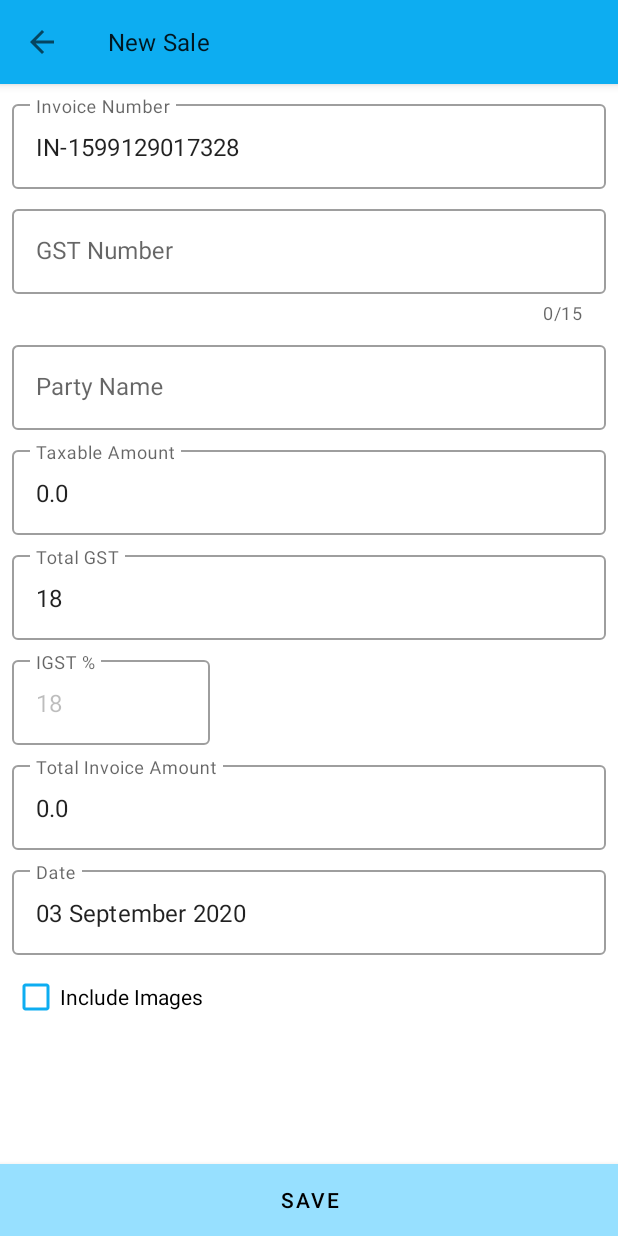
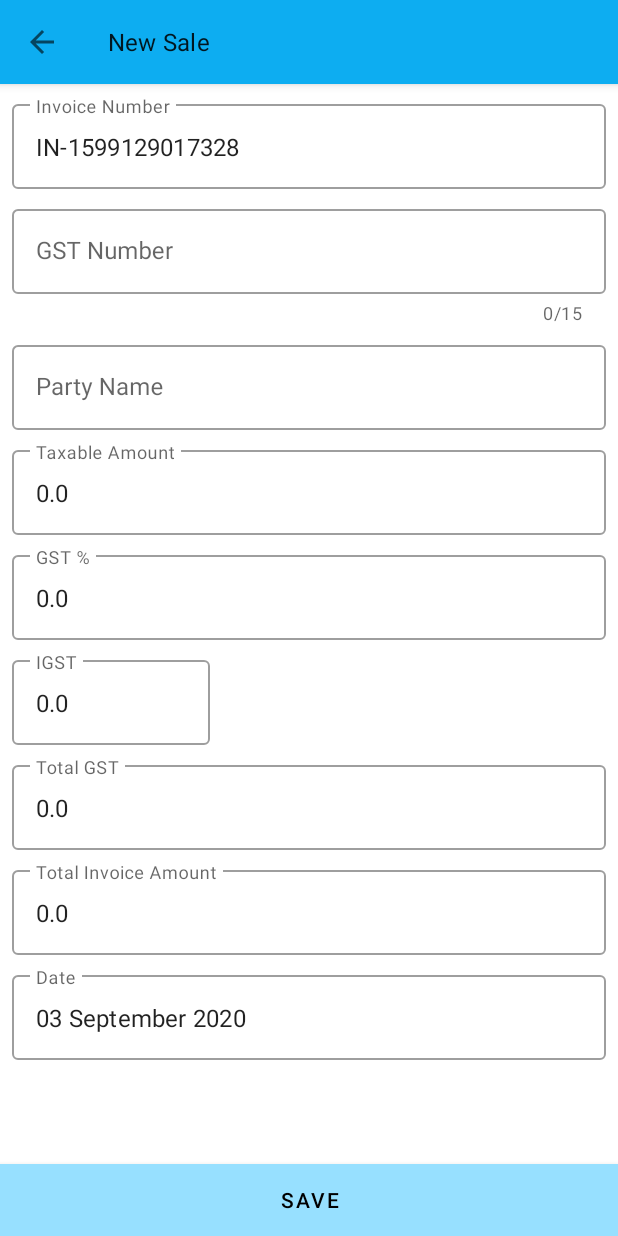
Before and after one commit to devinbits/GST-Reporter, an Android app: the NewSaleFrag screen opened through its navigation route, on a phone screen of 412 x 824 dp. Run offline under Robolectric (Android 15) with nearby library versions, the phone set to English and light mode, and no system bars; our stand-ins replace Firebase (no records; nobody signed in at launch, a user with empty details on screens opened directly), data binding; 1 statement that could not run was skipped.

Commit message:
Added TotalGST in NewSaleFrag.kt and SaleItem.kt DocumentExportService.kt bug Fixed

```diff
--- a/app/src/main/java/com/testtube/gstreporter/firestoreController/ItemCollectionAdapter.kt
+++ b/app/src/main/java/com/testtube/gstreporter/firestoreController/ItemCollectionAdapter.kt
@@ -24,7 +24,7 @@ class ItemCollectionAdapter(val context: Context) : OnFailureListener {
             .addOnSuccessListener {
                 Common.showToast(
                     context,
-                    "Saved ${saleItem.Invoice_Number}"
+                    "Saved ${saleItem.Bill}"
                 )
             }
     }
--- a/app/src/main/java/com/testtube/gstreporter/model/SaleItem.kt
+++ b/app/src/main/java/com/testtube/gstreporter/model/SaleItem.kt
@@ -8,17 +8,18 @@ import java.util.*
 
 class SaleItem(
     @Bindable val InvoiceId: Long = System.currentTimeMillis(),
-    @Bindable var Invoice_Number: String = "IN-${InvoiceId}",
-    @Bindable var Gst_Number: String = "",
+    @Bindable var Bill: String = "IN-${InvoiceId}",
+    @Bindable var Party_GSTN: String = "",
     @Bindable var Party_Name: String = "",
-    @Bindable var Taxable_Amount: Double = 0.0,
+    @Bindable var Bill_Amount: Double = 0.0,
     @Bindable var Date: Date = getDate(),
     @Bindable var sDate: Int = com.testtube.gstreporter.utils.Common.getSDate(getDate()),
     @Bindable var sGST: Double = 0.0,
     @Bindable var cGST: Double = 0.0,
     @Bindable var iGST: Double = 0.0,
-    @Bindable var GST: Double = sGST + cGST + iGST,
-    @Bindable var Total_Invoice_Amount: Double = 0.0,
+    @Bindable var GST_Percentage: Double = 0.0,
+    @Bindable var Total_GST: Double = sGST + cGST + iGST,
+    @Bindable var Total_Invoice_Value: Double = 0.0,
     @Exclude
     var images: List<String>? = null
 ) : Serializable, BaseObservable() {
--- a/app/src/main/java/com/testtube/gstreporter/viewmodel/NewSaleVM.kt
+++ b/app/src/main/java/com/testtube/gstreporter/viewmodel/NewSaleVM.kt
@@ -2,7 +2,6 @@ package com.testtube.gstreporter.viewmodel
 
 import android.app.Application
 import android.content.Context
-import androidx.databinding.BaseObservable
 import androidx.lifecycle.AndroidViewModel
 import androidx.lifecycle.MutableLiveData
 import androidx.work.Data
@@ -29,6 +28,7 @@ class NewSaleVM(application: Application) : AndroidViewModel(application) {
     var iGST = ""
     var tGST = ""
     var totalInvoiceAmount = ""
+    var totalGst = ""
     var isSameState: MutableLiveData<Boolean> = MutableLiveData(false)
     var profile: MutableLiveData<Profile> = MutableLiveData()
 
@@ -58,6 +58,7 @@ class NewSaleVM(application: Application) : AndroidViewModel(application) {
             cGST.toDoubleOrNull() ?: 0.0,
             iGST.toDoubleOrNull() ?: 0.0,
             tGST.toDouble(),
+            totalGst.toDouble(),
             totalInvoiceAmount.toDouble()
         )
         mSaleItem.images?.forEach { path ->
--- a/app/src/main/java/com/testtube/gstreporter/views/frag/NewSaleFrag.kt
+++ b/app/src/main/java/com/testtube/gstreporter/views/frag/NewSaleFrag.kt
@@ -82,22 +82,22 @@ class NewSaleFrag : Fragment(R.layout.fragment_second), RecyclerViewInterface {
             validate()
         }
 
-        viewModel.invoiceNumber = saleItem.Invoice_Number
-        viewModel.gstNumber = saleItem.Gst_Number
+        viewModel.invoiceNumber = saleItem.Bill
+        viewModel.gstNumber = saleItem.Party_GSTN
         viewModel.partyName = saleItem.Party_Name
-        viewModel.taxableAmount = saleItem.Taxable_Amount.toString()
+        viewModel.taxableAmount = saleItem.Bill_Amount.toString()
         viewModel.sGST = saleItem.sGST.toString()
         viewModel.cGST = saleItem.cGST.toString()
         viewModel.iGST = saleItem.iGST.toString()
-        viewModel.tGST = saleItem.GST.toString()
-        viewModel.totalInvoiceAmount = saleItem.Total_Invoice_Amount.toString()
+        viewModel.tGST = saleItem.GST_Percentage.toString()
+        viewModel.totalInvoiceAmount = saleItem.Total_Invoice_Value.toString()
         viewModel.date = Common.getFormattedDate(Constant.dateFormat, saleItem.Date)
 
         view.includeImageCheckBox.setOnClickListener {
             viewModel.includeImageCheckBox = it.includeImageCheckBox.isChecked
         }
 
-        gst_number.addTextChangedListener { text ->
+        gst_number.addTextChangedListener { _ ->
             viewModel.checkIsSameState()
         }
 
@@ -106,35 +106,22 @@ class NewSaleFrag : Fragment(R.layout.fragment_second), RecyclerViewInterface {
                 calculateTotalAmount()
         }
 
-        t_GST.addTextChangedListener { text: Editable? ->
-            if (viewModel.isSameState.value == true) {
-                val gst: Double = t_GST.text?.toString()?.toDoubleOrNull() ?: 0.0
-                c_GST.setText("${gst / 2}")
-                s_GST.setText("${gst / 2}")
+        t_GST.addTextChangedListener { _: Editable? ->
                 calculateTotalAmount()
-            } else {
-                c_GST.setText("0")
-                s_GST.setText("0")
-            }
         }
 
         viewModel.isSameState.observe(viewLifecycleOwner, androidx.lifecycle.Observer
         {
             if (it) {
-                val gst: Double = t_GST.text?.toString()?.toDoubleOrNull() ?: 0.0
-                c_GST.setText("${gst / 2}")
-                s_GST.setText("${gst / 2}")
-                i_GST.visibility = View.GONE
-                i_GST.setText("")
                 cGST_layout.visibility = View.VISIBLE
                 sGST_layout.visibility = View.VISIBLE
+                iGST_layout.visibility = View.GONE
             } else {
-                i_GST.visibility = View.VISIBLE
-                i_GST.setText(getString(R.string.tax_18))
-                t_GST.setText(getString(R.string.tax_18))
+                iGST_layout.visibility = View.VISIBLE
                 cGST_layout.visibility = View.GONE
                 sGST_layout.visibility = View.GONE
             }
+            calculateTotalAmount()
         })
 
         taxable_amount.addTextChangedListener { text: Editable? ->
@@ -149,11 +136,23 @@ class NewSaleFrag : Fragment(R.layout.fragment_second), RecyclerViewInterface {
         }
     }
 
-    private fun calculateTotalAmount() {
+    private fun calculateTotalAmount(): Double {
         val amount = taxable_amount?.text?.toString()?.toDoubleOrNull() ?: 0.0
         val gst = t_GST?.text.toString().toDoubleOrNull() ?: 0.0
         val totalAmount = ((amount * (gst * 0.01)) + amount).toBigDecimal()
         total_invoice_amount.setText("$totalAmount")
+        if (viewModel.isSameState.value == true) {
+            c_GST.setText("${(amount * (gst * 0.01)) / 2}")
+            s_GST.setText("${(amount * (gst * 0.01)) / 2}")
+            i_GST.setText("0")
+        } else {
+            i_GST.setText("${amount * (gst * 0.01)}")
+            c_GST.setText("0")
+            s_GST.setText("0")
+        }
+        total_GST.setText("${amount * (gst * 0.01)}")
+
+        return amount
     }
 
     override fun onAction(pos: Int, actionId: RecyclerViewInterface.Actions, data: Any) {
--- a/app/src/main/res/layout/fragment_second.xml
+++ b/app/src/main/res/layout/fragment_second.xml
@@ -139,6 +139,7 @@
                     android:layout_height="wrap_content"
                     android:layout_marginTop="8dp"
                     android:animateLayoutChanges="true"
+                    android:clickable="false"
                     android:weightSum="3"
                     app:layout_constraintEnd_toEndOf="@+id/taxableAmount_layout"
                     app:layout_constraintStart_toStartOf="@+id/taxableAmount_layout"
@@ -156,7 +157,7 @@
                             android:id="@+id/s_GST"
                             android:layout_width="match_parent"
                             android:layout_height="wrap_content"
-                            android:enabled="false"
+                            android:focusable="false"
                             android:inputType="numberDecimal"
                             android:text="@={viewmodel.sGST}" />
 
@@ -176,7 +177,7 @@
                             android:id="@+id/c_GST"
                             android:layout_width="match_parent"
                             android:layout_height="wrap_content"
-                            android:enabled="false"
+                            android:focusable="false"
                             android:inputType="numberDecimal"
                             android:text="@={viewmodel.cGST}" />
 
@@ -194,7 +195,7 @@
                             android:id="@+id/i_GST"
                             android:layout_width="match_parent"
                             android:layout_height="wrap_content"
-                            android:enabled="false"
+                            android:focusable="false"
                             android:inputType="numberDecimal"
                             android:text="@={viewmodel.iGST}" />
 
@@ -203,12 +204,33 @@
                 </LinearLayout>
 
                 <com.google.android.material.textfield.TextInputLayout
+                    android:id="@+id/totalGST_layout"
+                    style="@style/TextInputStyle"
+                    android:layout_width="0dp"
+                    android:layout_height="wrap_content"
+                    android:layout_marginTop="8dp"
+                    android:hint="@string/total_gst"
+                    app:layout_constraintEnd_toEndOf="@+id/invoiceNumber_layout"
+                    app:layout_constraintStart_toStartOf="@+id/invoiceNumber_layout"
+                    app:layout_constraintTop_toBottomOf="@+id/linearLayout2">
+
+                    <com.google.android.material.textfield.TextInputEditText
+                        android:id="@+id/total_GST"
+                        android:layout_width="match_parent"
+                        android:layout_height="wrap_content"
+                        android:focusable="false"
+                        android:inputType="numberDecimal"
+                        android:text="@={viewmodel.totalGst}" />
+                </com.google.android.material.textfield.TextInputLayout>
+
+
+                <com.google.android.material.textfield.TextInputLayout
                     android:id="@+id/tGST_layout"
                     style="@style/TextInputStyle"
                     android:layout_width="0dp"
                     android:layout_height="wrap_content"
                     android:layout_marginTop="8dp"
-                    android:hint="@string/total_gst"
+                    android:hint="@string/gst_percentage"
                     app:layout_constraintEnd_toEndOf="@+id/invoiceNumber_layout"
                     app:layout_constraintStart_toStartOf="@+id/invoiceNumber_layout"
                     app:layout_constraintTop_toBottomOf="@+id/taxableAmount_layout">
@@ -231,7 +253,7 @@
                     android:hint="@string/total_invoice_amount"
                     app:layout_constraintEnd_toEndOf="@+id/invoiceNumber_layout"
                     app:layout_constraintStart_toStartOf="@+id/invoiceNumber_layout"
-                    app:layout_constraintTop_toBottomOf="@+id/linearLayout2">
+                    app:layout_constraintTop_toBottomOf="@+id/totalGST_layout">
 
                     <com.google.android.material.textfield.TextInputEditText
                         android:id="@+id/total_invoice_amount"
@@ -251,6 +273,7 @@
                     android:buttonTint="@color/colorPrimary"
                     android:checked="false"
                     android:text="@string/include_images"
+                    android:visibility="invisible"
                     app:layout_constraintEnd_toEndOf="@+id/t_invoice_layout"
                     app:layout_constraintHorizontal_bias="1.0"
                     app:layout_constraintStart_toStartOf="@+id/t_invoice_layout"
--- a/app/src/main/res/values/strings.xml
+++ b/app/src/main/res/values/strings.xml
@@ -18,9 +18,9 @@
     <string name="include_images">Include Images</string>
     <string name="total_invoice_amount">Total Invoice Amount</string>
     <string name="total_gst">Total GST</string>
-    <string name="igst">IGST %</string>
-    <string name="cgst">CGST %</string>
-    <string name="sgst">SGST %</string>
+    <string name="igst">IGST</string>
+    <string name="cgst">CGST</string>
+    <string name="sgst">SGST</string>
     <string name="i_date">Date</string>
     <string name="taxable_amount">Taxable Amount</string>
     <string name="i_party_name">Party Name</string>
@@ -43,6 +43,7 @@
     <string name="view">View</string>
     <string name="share">Share</string>
     <string name="tax_18">18</string>
+    <string name="gst_percentage">GST %</string>
 
     <string-array name="months">
         <item>January</item>
```
Also changed, not shown: app/src/main/java/com/testtube/gstreporter/utils/DocumentExportService.kt (+11 -9 lines), app/src/main/java/com/testtube/gstreporter/views/adapters/SalesListAdapter.kt (+6 -6 lines), app/src/main/java/com/testtube/gstreporter/views/frag/SaleListFrag.kt (+4 -4 lines).
